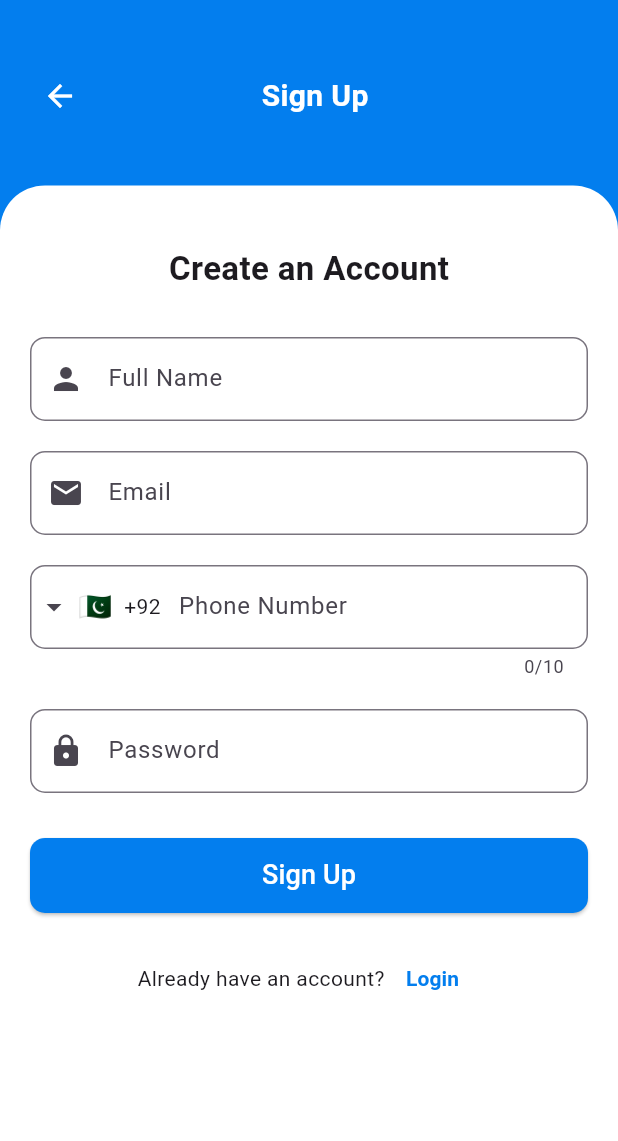
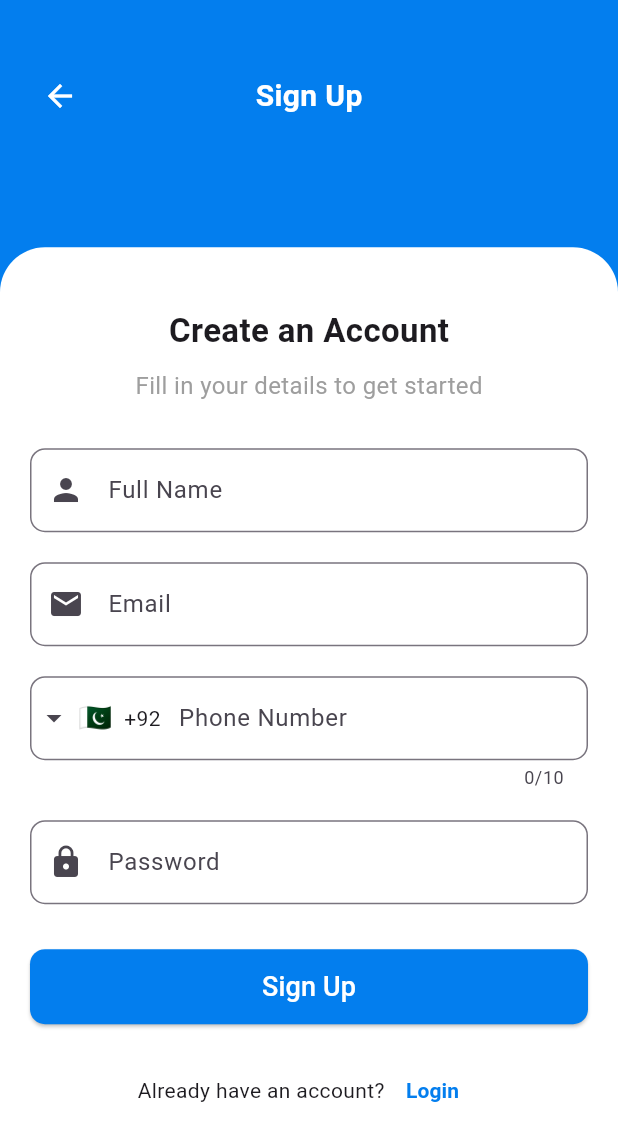
Before and after one commit to mhappdev/LaptopHarbor-E-Commerce-App, a Flutter app: the Auth screen opened by its route, after a tap on "Sign Up", on a phone screen of 412 x 824 dp. Shown: the top 1141 px of the screen. Run offline on Flutter 3.47's test engine with Material 3 defaults, Android fonts, the phone set to English and light mode, and no system bars; drawn by our look-alikes of intl_phone_field; our stand-ins replace cached_network_image, carousel_slider, cloud_firestore, firebase_auth, firebase_core, flutter_svg and 5 more; accounts and stored records are empty.

Commit message:
ui of authentication updated

```diff
--- /dev/null
+++ b/lib/core/app_constants.dart
@@ -0,0 +1,12 @@
+// In your constants file (e.g., app_constants.dart)
+class AppConstants {
+  static const double formHeightRatio = 0.8; // 80% of screen height
+  static const double topContainerHeight = 80;
+  static const double borderRadius = 30;
+  static const double formPadding = 20;
+  static const double titleFontSize = 22;
+  static const double subtitleFontSize = 16;
+  static const double buttonHeight = 50;
+  static const double buttonFontSize = 18;
+  static const double inputBorderRadius = 10;
+}
--- a/lib/presentation/views/authentication/auth.dart
+++ b/lib/presentation/views/authentication/auth.dart
@@ -24,7 +24,7 @@ class Auth extends StatelessWidget {
               width: width * 0.7,
               height: width * 0.7,
               decoration: BoxDecoration(
-                color: AppColors.blue,
+                color: AppColors.blue.withOpacity(0.8),
                 shape: BoxShape.circle,
               ),
             ),
@@ -36,120 +36,113 @@ class Auth extends StatelessWidget {
               width: width * 0.8,
               height: width * 0.8,
               decoration: BoxDecoration(
-                color: AppColors.blue,
+                color: AppColors.blue.withOpacity(0.8),
                 shape: BoxShape.circle,
               ),
             ),
           ),
 
           // Main content
-          SingleChildScrollView(
-            child: SizedBox(
-              height: height,
+          Center(
+            child: SingleChildScrollView(
+              padding: const EdgeInsets.symmetric(horizontal: 24),
               child: Column(
                 mainAxisAlignment: MainAxisAlignment.center,
+                crossAxisAlignment: CrossAxisAlignment.center,
                 children: [
                   // Logo with hero animation
                   Hero(
                     tag: 'app-logo',
                     child: SvgPicture.asset(
                       ImagesPath.appLogo,
-                      width: width * 0.35,
-                      height: width * 0.35,
+                      width: width * 0.4,
+                      height: width * 0.4,
+                      fit: BoxFit.contain,
                     ),
                   ),
 
-                  const SizedBox(height: 30),
+                  const SizedBox(height: 32),
 
                   // Description text
                   Padding(
-                    padding: EdgeInsets.symmetric(horizontal: width * 0.15),
+                    padding: EdgeInsets.symmetric(horizontal: width * 0.1),
                     child: Text(
-                      "Your premium destination for the latest laptops\nand tech accessories",
+                      "Your premium destination for the latest laptops and tech accessories",
                       textAlign: TextAlign.center,
                       style: TextStyle(
                         fontSize: 16,
-                        color: Colors.white,
+                        color: Colors.white.withOpacity(0.9),
                         height: 1.5,
+                        fontFamily: 'LeagueSpartan',
                       ),
                     ),
                   ),
 
-                  const SizedBox(height: 40),
+                  const SizedBox(height: 48),
 
                   // Login Button
-                  Material(
+                  SizedBox(
+                    width: width * 0.75,
+                    height: 56,
+                    child: ElevatedButton(
+                      style: ElevatedButton.styleFrom(
+                        backgroundColor: Colors.white,
+                        foregroundColor: AppColors.blue,
+                        elevation: 4,
+                        shape: RoundedRectangleBorder(
                           borderRadius: BorderRadius.circular(30),
-                    elevation: 3,
-                    child: InkWell(
-                      borderRadius: BorderRadius.circular(30),
-                      onTap: () {
+                        ),
+                        padding: const EdgeInsets.symmetric(vertical: 16),
+                      ),
+                      onPressed: () {
                         Navigator.pushNamed(context, '/login');
                       },
-                      splashColor: Colors.white.withOpacity(0.2),
-                      highlightColor: Colors.white.withOpacity(0.1),
-                      child: Container(
-                        width: width * 0.7,
-                        height: 55,
-                        decoration: BoxDecoration(
-                          color: Colors.white,
-                          borderRadius: BorderRadius.circular(30),
-                        ),
-                        child: Center(
                       child: Text(
                         'Log In',
                         style: TextStyle(
                           fontFamily: 'LeagueSpartan',
-                              fontWeight: FontWeight.w500,
+                          fontWeight: FontWeight.w600,
                           fontSize: 16,
-                              color: AppColors.blue,
-                            ),
-                          ),
+                          letterSpacing: 0.5,
                         ),
                       ),
                     ),
                   ),
 
-                  const SizedBox(height: 15),
+                  const SizedBox(height: 16),
 
                   // Sign Up Button
-                  Material(
-                    borderRadius: BorderRadius.circular(30),
-                    elevation: 3,
-                    child: InkWell(
-                      borderRadius: BorderRadius.circular(30),
-                      onTap: () {
-                        Navigator.pushNamed(context, '/signup');
-                      },
-                      splashColor: Colors.black.withOpacity(0.2),
-                      highlightColor: Colors.black.withOpacity(0.1),
-                      child: Container(
-                        width: width * 0.7,
-                        height: 55,
-                        decoration: BoxDecoration(
-                          color: AppColors.black,
-                          borderRadius: BorderRadius.circular(30),
-                          border: Border.all(
+                  SizedBox(
+                    width: width * 0.75,
+                    height: 56,
+                    child: OutlinedButton(
+                      style: OutlinedButton.styleFrom(
+                        side: BorderSide(
                           color: Colors.white,
                           width: 1.5,
                         ),
+                        shape: RoundedRectangleBorder(
+                          borderRadius: BorderRadius.circular(30),
                         ),
-                        child: Center(
+                        padding: const EdgeInsets.symmetric(vertical: 16),
+                        foregroundColor: Colors.white,
+                      ),
+                      onPressed: () {
+                        Navigator.pushNamed(context, '/signup');
+                      },
                       child: Text(
                         'Sign Up',
                         style: TextStyle(
                           fontFamily: 'LeagueSpartan',
-                              fontWeight: FontWeight.w500,
+                          fontWeight: FontWeight.w600,
                           fontSize: 16,
-                              color: Colors.white,
-                            ),
-                          ),
+                          letterSpacing: 0.5,
                         ),
                       ),
                     ),
                   ),
 
-                  const SizedBox(height: 20),
+                  const SizedBox(height: 24),
                 ],
               ),
             ),
--- a/lib/presentation/views/authentication/signup.dart
+++ b/lib/presentation/views/authentication/signup.dart
@@ -2,6 +2,7 @@ import 'package:cloud_firestore/cloud_firestore.dart';
 import 'package:firebase_auth/firebase_auth.dart';
 import 'package:flutter/material.dart';
 import 'package:laptop_harbor/core/app_colors.dart';
+import 'package:laptop_harbor/core/app_constants.dart';
 import 'package:laptop_harbor/data/local/user_local_data.dart';
 import 'package:laptop_harbor/utils/toast_msg.dart';
 import 'package:intl_phone_field/intl_phone_field.dart';
@@ -24,7 +25,7 @@ class _SignupState extends State<Signup> {
   // Create Firebase Collection
   final users = FirebaseFirestore.instance.collection('users');
 
-// 💨 SignUp / Register Authentication Function
+  // 💨 SignUp / Register Authentication Function
   bool loader = false;
   Future<void> regUser() async {
     if (!_formKey.currentState!.validate()) return;
@@ -44,7 +45,7 @@ class _SignupState extends State<Signup> {
       // 2. Save user details to Firestore with UID as doc ID
       final uid = credential.user!.uid;
 
-// ADD USER DATA TO THE FIRESTORE DATABASE COLLECTION
+      // ADD USER DATA TO THE FIRESTORE DATABASE COLLECTION
       await users.doc(uid).set({
         "name": _nameController.text,
         "email": _emailController.text.trim(),
@@ -69,8 +70,6 @@ class _SignupState extends State<Signup> {
       await Future.delayed(Duration(seconds: 1));
 
       Navigator.pushNamed(context, '/select-profile-picture-screen');
-
-      // Navigator.pushNamed(context, '/home');
     } on FirebaseAuthException catch (e) {
       if (e.code == 'weak-password') {
         ToastMsg.showToastMsg('The password provided is too weak');
@@ -120,6 +119,7 @@ class _SignupState extends State<Signup> {
       backgroundColor: AppColors.blue,
       body: Stack(
         children: [
+          // Top bar with back button and title
           Positioned(
             top: 40,
             left: 0,
@@ -127,13 +127,13 @@ class _SignupState extends State<Signup> {
             child: Padding(
               padding: const EdgeInsets.symmetric(horizontal: 16.0),
               child: Row(
-                mainAxisAlignment: MainAxisAlignment.spaceBetween,
                 children: [
                   IconButton(
                     icon: const Icon(Icons.arrow_back),
                     color: Colors.white,
                     onPressed: () => Navigator.pop(context),
                   ),
+                  const Spacer(),
                   const Text(
                     'Sign Up',
                     style: TextStyle(
@@ -142,25 +142,27 @@ class _SignupState extends State<Signup> {
                       fontWeight: FontWeight.bold,
                     ),
                   ),
-                  const SizedBox(width: 40), // To balance spacing
+                  const Spacer(),
+                  const SizedBox(width: 48), // Balance the back button space
                 ],
               ),
             ),
           ),
+          // White form container
           Align(
             alignment: Alignment.bottomCenter,
             child: Container(
               width: width,
-              height: height * 0.85,
-              decoration: const BoxDecoration(
+              height: height * AppConstants.formHeightRatio,
+              decoration: BoxDecoration(
                 color: Colors.white,
                 borderRadius: BorderRadius.only(
-                  topLeft: Radius.circular(30),
-                  topRight: Radius.circular(30),
+                  topLeft: Radius.circular(AppConstants.borderRadius),
+                  topRight: Radius.circular(AppConstants.borderRadius),
                 ),
               ),
               child: SingleChildScrollView(
-                padding: const EdgeInsets.all(20.0),
+                padding: EdgeInsets.all(AppConstants.formPadding),
                 child: Form(
                   key: _formKey,
                   child: Column(
@@ -170,8 +172,16 @@ class _SignupState extends State<Signup> {
                       const Text(
                         'Create an Account',
                         style: TextStyle(
-                          fontSize: 22,
+                          fontSize: AppConstants.titleFontSize,
                           fontWeight: FontWeight.bold,
+                        ),
+                      ),
+                      const SizedBox(height: 10),
+                      const Text(
+                        'Fill in your details to get started',
+                        style: TextStyle(
+                          fontSize: AppConstants.subtitleFontSize,
+                          color: Colors.grey,
                         ),
                       ),
                       const SizedBox(height: 30),
@@ -181,7 +191,8 @@ class _SignupState extends State<Signup> {
                         decoration: InputDecoration(
                           labelText: 'Full Name',
                           border: OutlineInputBorder(
-                            borderRadius: BorderRadius.circular(10),
+                            borderRadius: BorderRadius.circular(
+                                AppConstants.inputBorderRadius),
                           ),
                           prefixIcon: const Icon(Icons.person),
                         ),
@@ -200,7 +211,8 @@ class _SignupState extends State<Signup> {
                         decoration: InputDecoration(
                           labelText: 'Email',
                           border: OutlineInputBorder(
-                            borderRadius: BorderRadius.circular(10),
+                            borderRadius: BorderRadius.circular(
+                                AppConstants.inputBorderRadius),
                           ),
                           prefixIcon: const Icon(Icons.email),
                         ),
@@ -216,17 +228,18 @@ class _SignupState extends State<Signup> {
                         },
                       ),
                       const SizedBox(height: 20),
-
+                      // Phone Field
                       IntlPhoneField(
                         controller: _phoneController,
                         decoration: InputDecoration(
                           labelText: 'Phone Number',
                           border: OutlineInputBorder(
-                            borderRadius: BorderRadius.circular(10),
+                            borderRadius: BorderRadius.circular(
+                                AppConstants.inputBorderRadius),
                           ),
                           prefixIcon: Icon(Icons.phone),
                         ),
-                        initialCountryCode: 'PK', // Default to Pakistan
+                        initialCountryCode: 'PK',
                         onChanged: (phone) {
                           fullPhoneNumber = phone.completeNumber;
                         },
@@ -237,7 +250,6 @@ class _SignupState extends State<Signup> {
                           return null;
                         },
                       ),
-
                       const SizedBox(height: 20),
                       // Password Field
                       TextFormField(
@@ -246,7 +258,8 @@ class _SignupState extends State<Signup> {
                         decoration: InputDecoration(
                           labelText: 'Password',
                           border: OutlineInputBorder(
-                            borderRadius: BorderRadius.circular(10),
+                            borderRadius: BorderRadius.circular(
+                                AppConstants.inputBorderRadius),
                           ),
                           prefixIcon: const Icon(Icons.lock),
                         ),
@@ -264,17 +277,16 @@ class _SignupState extends State<Signup> {
                       // Sign Up Button
                       SizedBox(
                         width: double.infinity,
-                        height: 50,
+                        height: AppConstants.buttonHeight,
                         child: ElevatedButton(
                           style: ElevatedButton.styleFrom(
                             backgroundColor: AppColors.blue,
                             shape: RoundedRectangleBorder(
-                              borderRadius: BorderRadius.circular(10),
+                              borderRadius: BorderRadius.circular(
+                                  AppConstants.inputBorderRadius),
                             ),
                           ),
-                          // onPressed: _submitForm,
                           onPressed: regUser,
-
                           child: Center(
                             child: loader
                                 ? CircularProgressIndicator(
@@ -284,7 +296,7 @@ class _SignupState extends State<Signup> {
                                     'Sign Up',
                                     style: TextStyle(
                                       color: Colors.white,
-                                      fontSize: 18,
+                                      fontSize: AppConstants.buttonFontSize,
                                     ),
                                   ),
                           ),
```
Also changed, not shown: lib/presentation/views/authentication/forgot_password.dart (+28 -26 lines), lib/presentation/views/authentication/login.dart (+20 -18 lines), 8 other files. Lines whose indentation alone changed are shown as unchanged.
